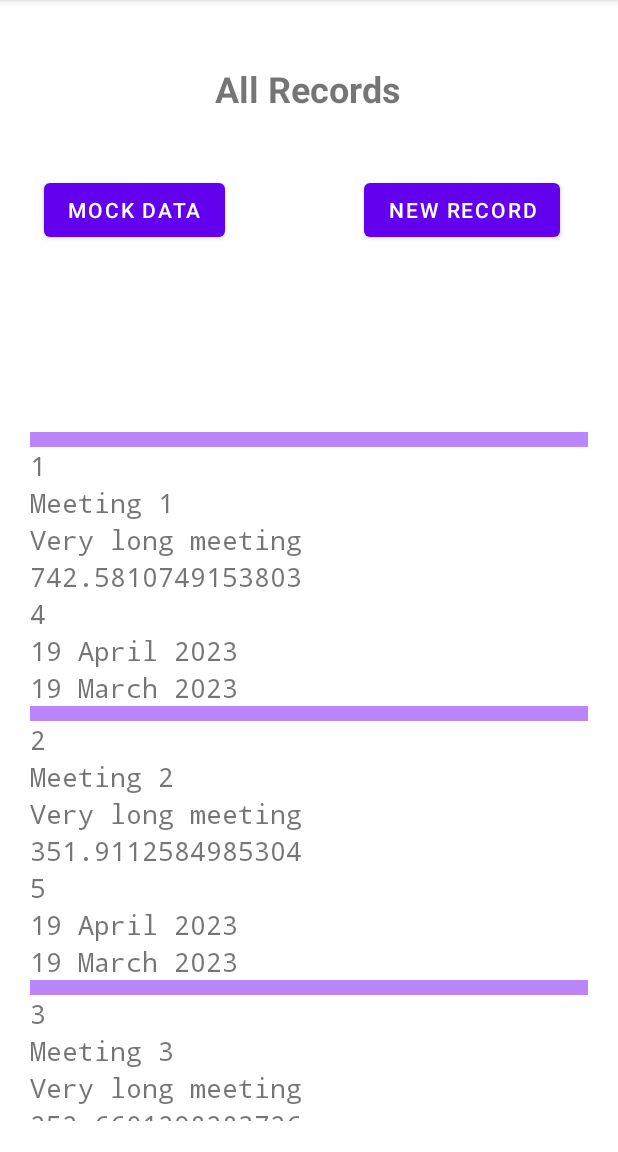
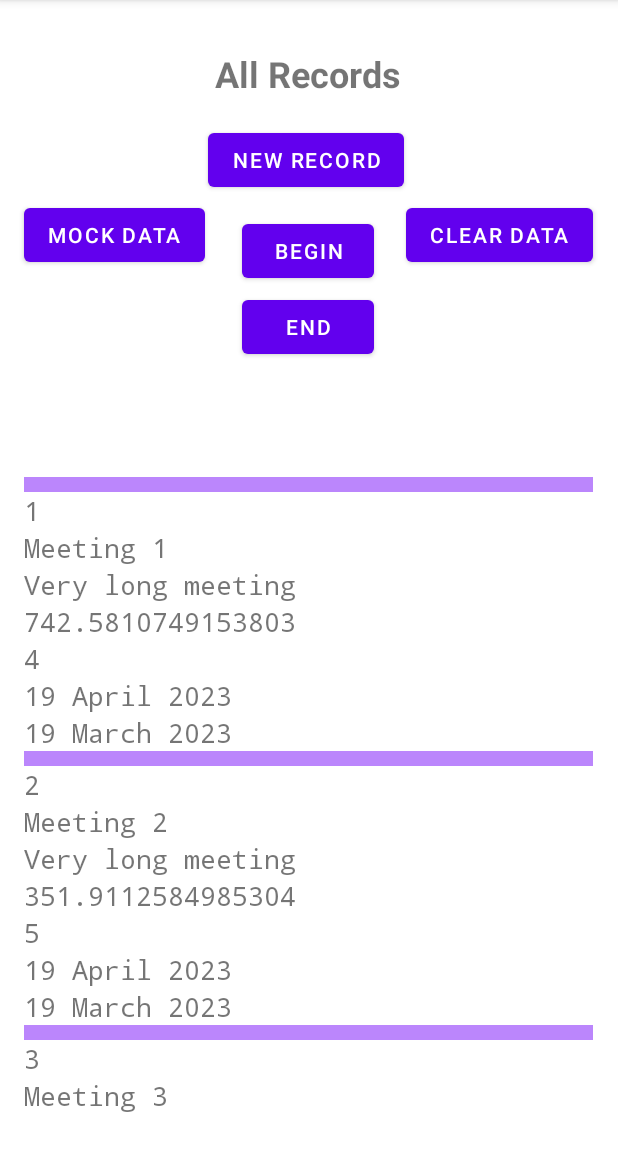
Before and after one commit to LA-McAlister/CIS218-MobilDev-II-RECORDS-CRUD-APP, an Android app: the screen it shows after launch (MainActivity), after a tap on "MOCK DATA", on a phone screen of 412 x 824 dp, the part 84-1236 px from its top. Run offline under Robolectric (Android 15) with nearby library versions, the phone set to English and light mode, and no system bars.

```diff
--- a/app/src/main/res/layout/activity_main.xml
+++ b/app/src/main/res/layout/activity_main.xml
@@ -14,10 +14,10 @@
         android:text="New Record"
         app:layout_constraintBottom_toBottomOf="parent"
         app:layout_constraintEnd_toEndOf="parent"
-        app:layout_constraintHorizontal_bias="0.863"
+        app:layout_constraintHorizontal_bias="0.494"
         app:layout_constraintStart_toStartOf="parent"
         app:layout_constraintTop_toTopOf="parent"
-        app:layout_constraintVertical_bias="0.161" />
+        app:layout_constraintVertical_bias="0.115" />
 
     <TextView
         android:id="@+id/textView"
@@ -31,12 +31,12 @@
         app:layout_constraintHorizontal_bias="0.498"
         app:layout_constraintStart_toStartOf="parent"
         app:layout_constraintTop_toTopOf="parent"
-        app:layout_constraintVertical_bias="0.058" />
+        app:layout_constraintVertical_bias="0.044" />
 
     <androidx.recyclerview.widget.RecyclerView
         android:id="@+id/recordsRecycler"
-        android:layout_width="372dp"
-        android:layout_height="459dp"
+        android:layout_width="379dp"
+        android:layout_height="427dp"
         app:layout_constraintBottom_toBottomOf="parent"
         app:layout_constraintEnd_toEndOf="parent"
         app:layout_constraintHorizontal_bias="0.494"
@@ -52,8 +52,47 @@
         android:text="Mock Data"
         app:layout_constraintBottom_toBottomOf="parent"
         app:layout_constraintEnd_toEndOf="parent"
-        app:layout_constraintHorizontal_bias="0.1"
+        app:layout_constraintHorizontal_bias="0.055"
         app:layout_constraintStart_toStartOf="parent"
         app:layout_constraintTop_toTopOf="parent"
-        app:layout_constraintVertical_bias="0.161" />
+        app:layout_constraintVertical_bias="0.184" />
+
+    <Button
+        android:id="@+id/btnClearRecords"
+        android:layout_width="wrap_content"
+        android:layout_height="wrap_content"
+        android:onClick="clearAllDataOnClick"
+        android:text="CLEAR DATA"
+        app:layout_constraintBottom_toBottomOf="parent"
+        app:layout_constraintEnd_toEndOf="parent"
+        app:layout_constraintHorizontal_bias="0.943"
+        app:layout_constraintStart_toStartOf="parent"
+        app:layout_constraintTop_toTopOf="parent"
+        app:layout_constraintVertical_bias="0.184" />
+
+    <Button
+        android:id="@+id/btnBegin"
+        android:layout_width="wrap_content"
+        android:layout_height="wrap_content"
+        android:onClick="scrollToTopOnClick"
+        android:text="BEGIN"
+        app:layout_constraintBottom_toBottomOf="parent"
+        app:layout_constraintEnd_toEndOf="parent"
+        app:layout_constraintHorizontal_bias="0.498"
+        app:layout_constraintStart_toStartOf="parent"
+        app:layout_constraintTop_toTopOf="parent"
+        app:layout_constraintVertical_bias="0.199" />
+
+    <Button
+        android:id="@+id/btnEnd"
+        android:layout_width="wrap_content"
+        android:layout_height="wrap_content"
+        android:onClick="scrollToBottomOnClick"
+        android:text="END"
+        app:layout_constraintBottom_toBottomOf="parent"
+        app:layout_constraintEnd_toEndOf="parent"
+        app:layout_constraintHorizontal_bias="0.498"
+        app:layout_constraintStart_toStartOf="parent"
+        app:layout_constraintTop_toTopOf="parent"
+        app:layout_constraintVertical_bias="0.269" />
 </androidx.constraintlayout.widget.ConstraintLayout>
```
Also changed, not shown: app/src/main/java/com/msla_mac/lamrecordscrud/AddRecord.kt (+12 -8 lines), app/src/main/java/com/msla_mac/lamrecordscrud/BaseActivity.kt (+8 -6 lines), app/src/main/java/com/msla_mac/lamrecordscrud/EditRecord.kt (+7 -5 lines), app/src/main/java/com/msla_mac/lamrecordscrud/MainActivity.kt (+20 -2 lines), app/src/main/java/com/msla_mac/lamrecordscrud/RecordsAdapter.kt (+11 -9 lines), app/src/main/java/com/msla_mac/lamrecordscrud/RecordsItem.kt (+2 -5 lines), app/src/main/java/com/msla_mac/lamrecordscrud/ShowRecord.kt (+7 -6 lines), app/src/main/res/layout/activity_add_record.xml (+15 -1 lines), app/src/main/res/layout/activity_edit_record.xml (+3 -4 lines).
